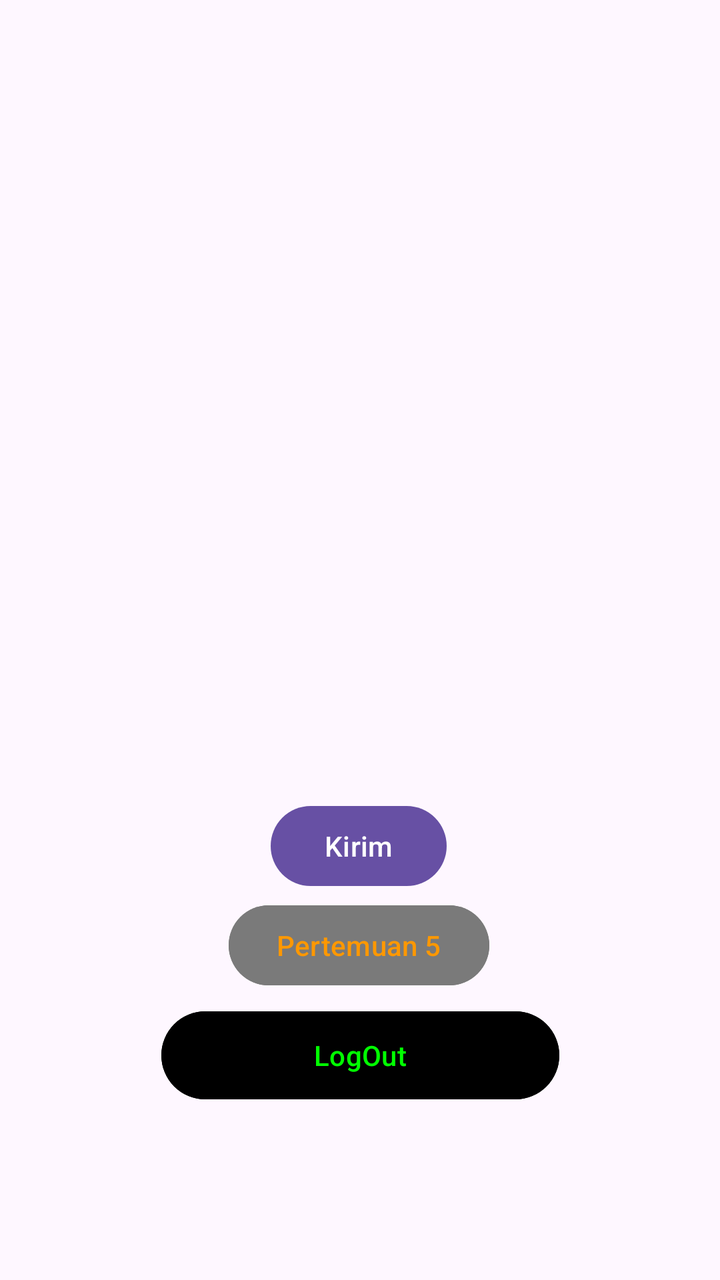
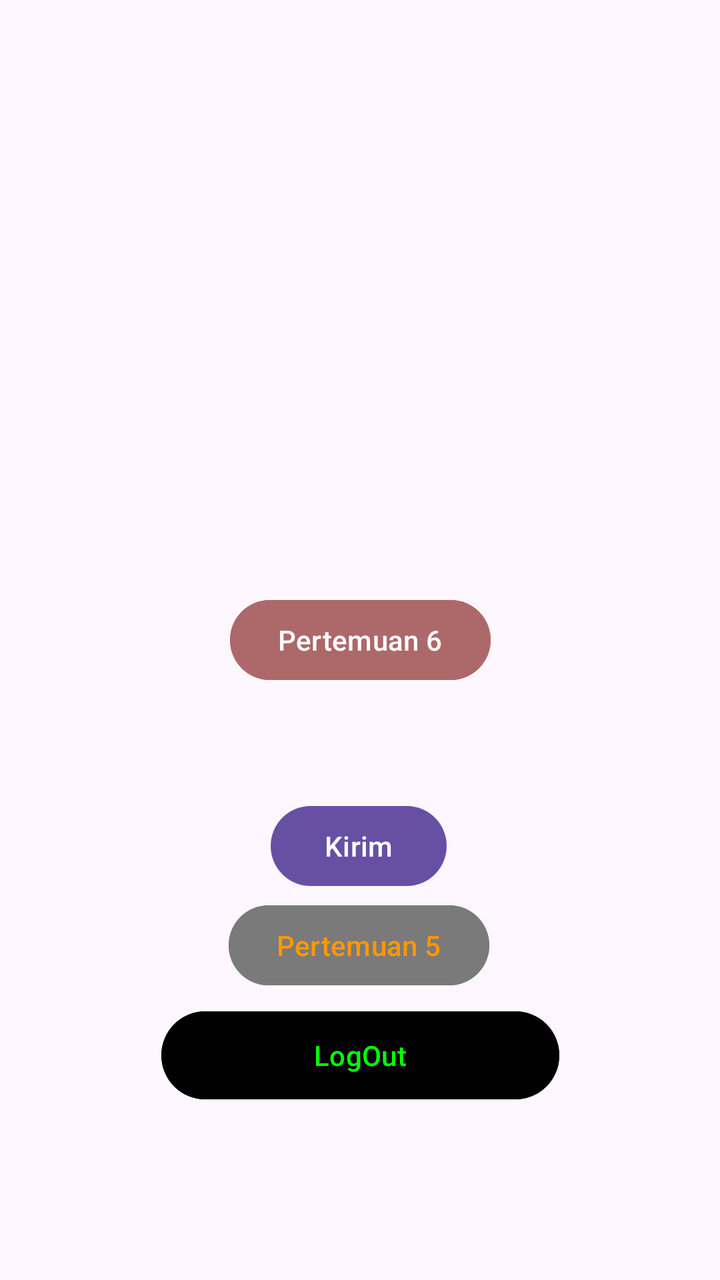

An Android layout rendered at two revisions. The XML below is the earlier revision; the diff shows what the commit changed to produce the second picture.
<!-- AndroidManifest.xml: application theme Theme.JupiterRicky -->
<!-- res/layout/activity_main.xml -->
<?xml version="1.0" encoding="utf-8"?>
<androidx.constraintlayout.widget.ConstraintLayout xmlns:android="http://schemas.android.com/apk/res/android"
    xmlns:app="http://schemas.android.com/apk/res-auto"
    xmlns:tools="http://schemas.android.com/tools"
    android:id="@+id/main"
    android:layout_width="match_parent"
    android:layout_height="match_parent"
    tools:context=".MainActivity">

    <Button
        android:id="@+id/btnToFourth"
        android:layout_width="wrap_content"
        android:layout_height="wrap_content"
        android:text="Kirim"
        app:layout_constraintBottom_toBottomOf="parent"
        app:layout_constraintEnd_toEndOf="parent"
        app:layout_constraintHorizontal_bias="0.498"
        app:layout_constraintStart_toStartOf="parent"
        app:layout_constraintTop_toTopOf="parent"
        app:layout_constraintVertical_bias="0.674" />

    <Button
        android:id="@+id/btnToFifth"
        android:layout_width="wrap_content"
        android:layout_height="wrap_content"
        android:text="Pertemuan 5"
        android:textColor="#FF9800"
        android:backgroundTint="#7A7A7A"
        app:layout_constraintBottom_toBottomOf="parent"
        app:layout_constraintEnd_toEndOf="parent"
        app:layout_constraintHorizontal_bias="0.498"
        app:layout_constraintStart_toStartOf="parent"
        app:layout_constraintTop_toTopOf="parent"
        app:layout_constraintVertical_bias="0.758" />

    <Button
        android:id="@+id/btnLogout"
        android:layout_width="199dp"
        android:layout_height="52dp"
        android:backgroundTint="#000000"
        android:text="LogOut"
        android:textColor="#00FF00"
        app:layout_constraintBottom_toBottomOf="parent"
        app:layout_constraintEnd_toEndOf="parent"
        app:layout_constraintStart_toStartOf="parent"
        app:layout_constraintTop_toTopOf="parent"
        app:layout_constraintVertical_bias="0.853" />

</androidx.constraintlayout.widget.ConstraintLayout>
<!-- resources referenced by this layout -->
<resources>
  <style name="Theme.JupiterRicky" parent="Base.Theme.JupiterRicky" />
  <style name="Base.Theme.JupiterRicky" parent="Theme.Material3.DayNight.NoActionBar">
          
          
      </style>
</resources>

<!-- the commit's change to res/layout/activity_main.xml (unified diff, before → after) -->
@@ -46,4 +46,15 @@
         app:layout_constraintTop_toTopOf="parent"
         app:layout_constraintVertical_bias="0.853" />
 
+    <Button
+        android:id="@+id/btnToSixth"
+        android:layout_width="wrap_content"
+        android:layout_height="wrap_content"
+        android:backgroundTint="#AD6969"
+        android:text="Pertemuan 6"
+        app:layout_constraintBottom_toBottomOf="parent"
+        app:layout_constraintEnd_toEndOf="parent"
+        app:layout_constraintStart_toStartOf="parent"
+        app:layout_constraintTop_toTopOf="parent" />
+
 </androidx.constraintlayout.widget.ConstraintLayout>
